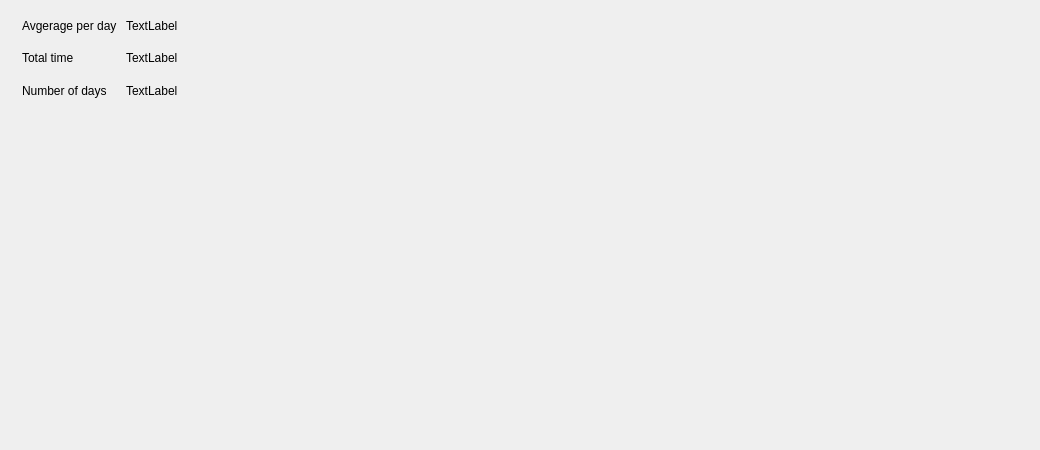
This is stats.ui in aptu/timeme as Qt 5 draws it before an edit. The edited form follows.
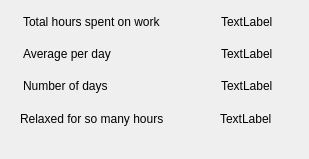
This is the edited form.

Commit message: Displays correct statisctics if database is empty.

```diff
--- a/stats.ui
+++ b/stats.ui
@@ -6,69 +6,116 @@
    <rect>
     <x>0</x>
     <y>0</y>
-    <width>1040</width>
-    <height>450</height>
+    <width>309</width>
+    <height>159</height>
    </rect>
   </property>
   <property name="windowTitle">
    <string>Dialog</string>
   </property>
-  <widget class="QWidget" name="layoutWidget">
+  <widget class="QLabel" name="label_7">
    <property name="geometry">
     <rect>
-     <x>22</x>
-     <y>12</y>
-     <width>201</width>
-     <height>92</height>
+     <x>20</x>
+     <y>110</y>
+     <width>171</width>
+     <height>18</height>
     </rect>
    </property>
-   <layout class="QGridLayout" name="gridLayout">
-    <property name="sizeConstraint">
-     <enum>QLayout::SetNoConstraint</enum>
-    </property>
-    <item row="0" column="0">
-     <widget class="QLabel" name="label">
       <property name="text">
-       <string>Avgerage per day</string>
-      </property>
-     </widget>
-    </item>
-    <item row="0" column="1">
-     <widget class="QLabel" name="label_2">
+    <string>Relaxed for so many hours</string>
+   </property>
+  </widget>
+  <widget class="QLabel" name="label_8">
+   <property name="geometry">
+    <rect>
+     <x>220</x>
+     <y>110</y>
+     <width>60</width>
+     <height>18</height>
+    </rect>
+   </property>
       <property name="text">
        <string>TextLabel</string>
       </property>
      </widget>
-    </item>
-    <item row="1" column="0">
-     <widget class="QLabel" name="label_3">
-      <property name="text">
-       <string>Total time </string>
-      </property>
-     </widget>
-    </item>
-    <item row="1" column="1">
      <widget class="QLabel" name="label_4">
+   <property name="geometry">
+    <rect>
+     <x>221</x>
+     <y>45</y>
+     <width>60</width>
+     <height>18</height>
+    </rect>
+   </property>
       <property name="text">
        <string>TextLabel</string>
       </property>
      </widget>
-    </item>
-    <item row="2" column="0">
+  <widget class="QLabel" name="label_6">
+   <property name="geometry">
+    <rect>
+     <x>221</x>
+     <y>77</y>
+     <width>60</width>
+     <height>18</height>
+    </rect>
+   </property>
+   <property name="text">
+    <string>TextLabel</string>
+   </property>
+  </widget>
      <widget class="QLabel" name="label_5">
+   <property name="geometry">
+    <rect>
+     <x>23</x>
+     <y>77</y>
+     <width>97</width>
+     <height>18</height>
+    </rect>
+   </property>
       <property name="text">
        <string>Number of days</string>
       </property>
      </widget>
-    </item>
-    <item row="2" column="1">
-     <widget class="QLabel" name="label_6">
+  <widget class="QLabel" name="label">
+   <property name="geometry">
+    <rect>
+     <x>23</x>
+     <y>13</y>
+     <width>171</width>
+     <height>18</height>
+    </rect>
+   </property>
+   <property name="text">
+    <string>Total hours spent on work</string>
+   </property>
+  </widget>
+  <widget class="QLabel" name="label_2">
+   <property name="geometry">
+    <rect>
+     <x>221</x>
+     <y>13</y>
+     <width>60</width>
+     <height>18</height>
+    </rect>
+   </property>
       <property name="text">
        <string>TextLabel</string>
       </property>
      </widget>
-    </item>
-   </layout>
+  <widget class="QLabel" name="label_3">
+   <property name="geometry">
+    <rect>
+     <x>23</x>
+     <y>45</y>
+     <width>131</width>
+     <height>18</height>
+    </rect>
+   </property>
+   <property name="text">
+    <string>Average per day</string>
+   </property>
   </widget>
  </widget>
  <resources/>
```
Lines whose indentation alone changed are shown as unchanged. The commit also changes 1 other file.
